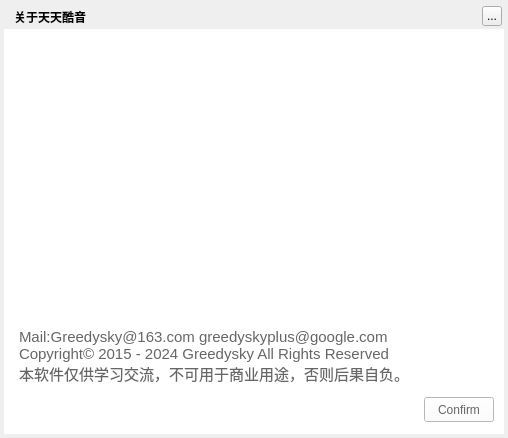
First picture: the form in TTKModule/TTKWidget/musicUiKits/musicWidgetKits/musicmessageaboutdialog.ui, repository Greedysky/TTKMusicPlayer, before the edit.
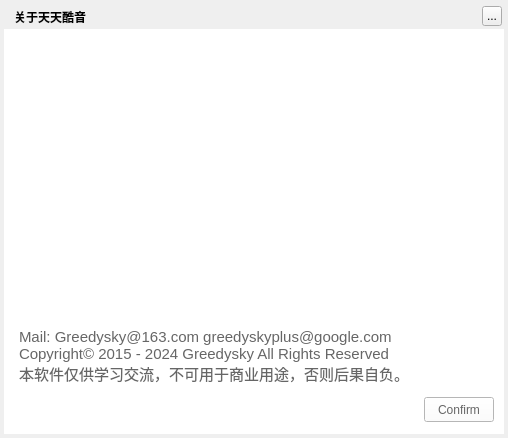
Second picture: the form after the edit.

```diff
--- a/TTKModule/TTKWidget/musicUiKits/musicWidgetKits/musicmessageaboutdialog.ui
+++ b/TTKModule/TTKWidget/musicUiKits/musicWidgetKits/musicmessageaboutdialog.ui
@@ -145,7 +145,7 @@
      <string notr="true">font-size:15px</string>
     </property>
     <property name="text">
-     <string>Mail:Greedysky@163.com greedyskyplus@google.com
+     <string>Mail: Greedysky@163.com greedyskyplus@google.com
 Copyright© 2015 - 2024 Greedysky All Rights Reserved
 本软件仅供学习交流，不可用于商业用途，否则后果自负。</string>
     </property>
```
